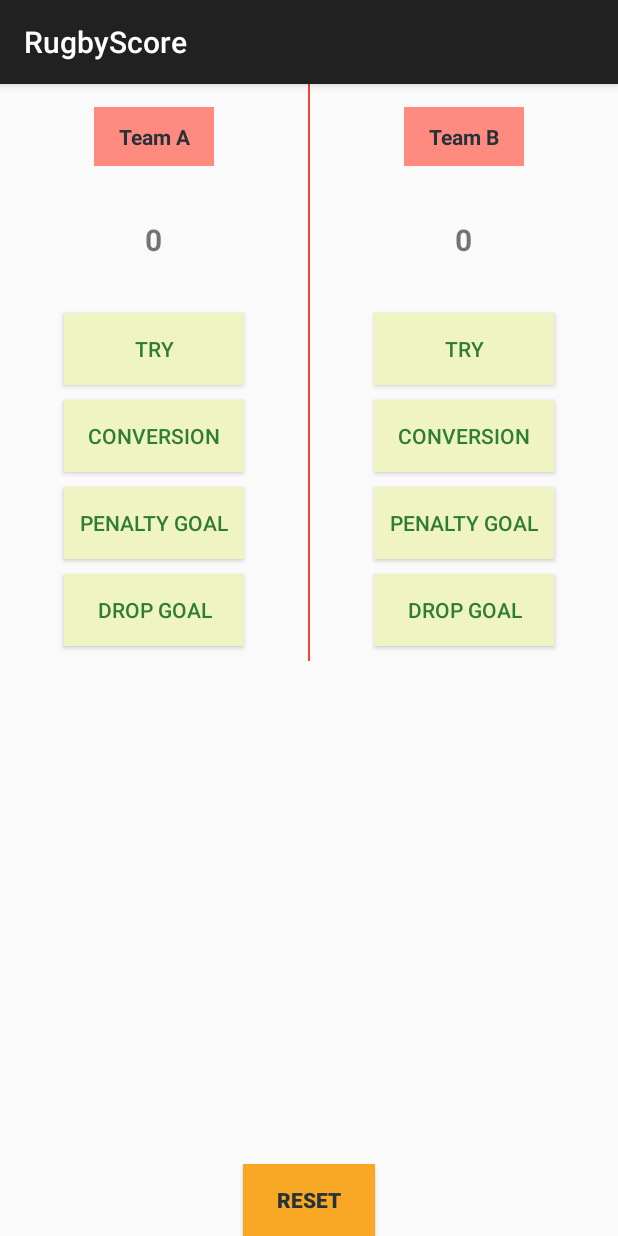
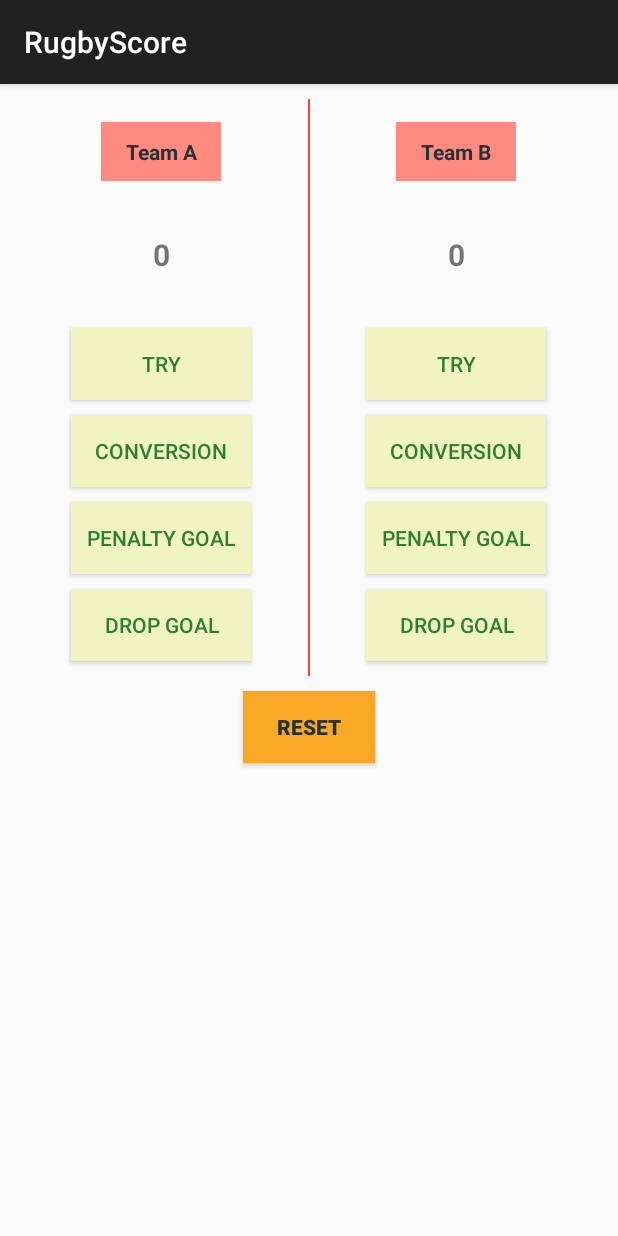
Before and after one commit to ionelah/RugbyScore, an Android app: the screen it shows after launch (MainActivity), on a phone screen of 412 x 824 dp. Run offline under Robolectric (Android 15) with nearby library versions, the phone set to English and light mode, and no system bars.

Commit message:
Implement ScrollView

```diff
--- a/app/src/main/res/layout/activity_main.xml
+++ b/app/src/main/res/layout/activity_main.xml
@@ -1,91 +1,23 @@
 <?xml version="1.0" encoding="utf-8"?>
-<RelativeLayout xmlns:android="http://schemas.android.com/apk/res/android"
+
+<ScrollView xmlns:android="http://schemas.android.com/apk/res/android"
+    android:layout_width="fill_parent"
+    android:layout_height="wrap_content"
     xmlns:tools="http://schemas.android.com/tools"
-    android:layout_width="match_parent"
-    android:layout_height="match_parent"
+    android:fillViewport="false"
     android:orientation="vertical"
+    android:padding="10dp"
     tools:context="com.example.android.rugbyscore.MainActivity">
 
     <LinearLayout
         android:layout_width="match_parent"
         android:layout_height="wrap_content"
-      android:orientation="horizontal">
+        android:orientation="vertical">
 
         <LinearLayout
+            android:layout_width="match_parent"
             android:layout_height="wrap_content"
-        android:layout_width="0dp"
-        android:layout_weight="1"
-        android:orientation="vertical">
-
-        <TextView
-            android:layout_width="@dimen/TxtViewSize"
-            android:layout_height="wrap_content"
-            android:layout_gravity="center_horizontal"
-            android:layout_marginTop="@dimen/TxtViewMargin"
-            android:paddingVertical="@dimen/TxtViewPad"
-            android:paddingBottom="@dimen/TxtViewPad"
-            android:layout_marginBottom="@dimen/TxtViewMargin"
-            android:text="@string/team_a"
-            android:textColor="@color/BtnTeamColor"
-            android:background="@color/BtnTeamBackGrnd"
-            android:textStyle="bold"
-            android:textAlignment="center"/>
-        <TextView
-            android:id="@+id/team_a_score"
-            android:layout_width="wrap_content"
-            android:layout_height="wrap_content"
-            android:layout_gravity="center_horizontal"
-            android:layout_marginBottom="@dimen/TxtViewMargin"
-            android:padding="20dp"
-            android:text="0"
-            android:textSize="20dp"
-            android:textStyle="bold"/>
-        <Button
-            android:layout_width="@dimen/BtnScoreSize"
-            android:layout_height="wrap_content"
-            android:layout_gravity="center_horizontal"
-            android:layout_marginBottom="@dimen/BtnSpace"
-            android:text="@string/BtnScoreTry"
-            android:onClick="tryA"
-            android:textColor="@color/BtnScoreTxtCol"
-            android:textAlignment="center"
-            android:background="@color/BtnScoreBckgCol"/>
-        <Button
-            android:layout_width="@dimen/BtnScoreSize"
-            android:layout_height="wrap_content"
-            android:layout_gravity="center_horizontal"
-            android:layout_marginBottom="@dimen/BtnSpace"
-            android:text="@string/BtnScoreConv"
-            android:onClick="conversionA"
-            android:textColor="@color/BtnScoreTxtCol"
-            android:textAlignment="center"
-            android:background="@color/BtnScoreBckgCol"/>
-        <Button
-            android:layout_width="@dimen/BtnScoreSize"
-            android:layout_height="wrap_content"
-            android:layout_gravity="center_horizontal"
-            android:layout_marginBottom="@dimen/BtnSpace"
-            android:text="@string/BtnScorePnlty"
-            android:onClick="penaltyA"
-            android:textColor="@color/BtnScoreTxtCol"
-            android:textAlignment="center"
-            android:background="@color/BtnScoreBckgCol"/>
-        <Button
-            android:layout_width="@dimen/BtnScoreSize"
-            android:layout_height="wrap_content"
-            android:layout_gravity="center_horizontal"
-            android:layout_marginBottom="@dimen/BtnSpace"
-            android:text="@string/BtnScoreDrpGol"
-            android:onClick="dropA"
-            android:textColor="@color/BtnScoreTxtCol"
-            android:textAlignment="center"
-            android:background="@color/BtnScoreBckgCol"/>
-    </LinearLayout>
-
-    <View
-        android:layout_width="1dp"
-        android:layout_height="match_parent"
-        android:background="@color/ColorView"/>
+            android:orientation="horizontal">
 
             <LinearLayout
                 android:layout_width="0dp"
@@ -97,15 +29,97 @@
                     android:layout_width="@dimen/TxtViewSize"
                     android:layout_height="wrap_content"
                     android:layout_gravity="center_horizontal"
+                    android:layout_marginBottom="@dimen/TxtViewMargin"
+                    android:layout_marginTop="@dimen/TxtViewMargin"
+                    android:background="@color/BtnTeamBackGrnd"
+                    android:paddingBottom="@dimen/TxtViewPad"
+                    android:paddingVertical="@dimen/TxtViewPad"
+                    android:text="@string/team_a"
+                    android:textAlignment="center"
+                    android:textColor="@color/BtnTeamColor"
+                    android:textStyle="bold" />
+
+                <TextView
+                    android:id="@+id/team_a_score"
+                    android:layout_width="wrap_content"
+                    android:layout_height="wrap_content"
+                    android:layout_gravity="center_horizontal"
+                    android:layout_marginBottom="@dimen/TxtViewMargin"
+                    android:padding="20dp"
+                    android:text="0"
+                    android:textSize="20dp"
+                    android:textStyle="bold" />
+
+                <Button
+                    android:layout_width="@dimen/BtnScoreSize"
+                    android:layout_height="wrap_content"
+                    android:layout_gravity="center_horizontal"
+                    android:layout_marginBottom="@dimen/BtnSpace"
+                    android:background="@color/BtnScoreBckgCol"
+                    android:onClick="tryA"
+                    android:text="@string/BtnScoreTry"
+                    android:textAlignment="center"
+                    android:textColor="@color/BtnScoreTxtCol" />
+
+                <Button
+                    android:layout_width="@dimen/BtnScoreSize"
+                    android:layout_height="wrap_content"
+                    android:layout_gravity="center_horizontal"
+                    android:layout_marginBottom="@dimen/BtnSpace"
+                    android:background="@color/BtnScoreBckgCol"
+                    android:onClick="conversionA"
+                    android:text="@string/BtnScoreConv"
+                    android:textAlignment="center"
+                    android:textColor="@color/BtnScoreTxtCol" />
+
+                <Button
+                    android:layout_width="@dimen/BtnScoreSize"
+                    android:layout_height="wrap_content"
+                    android:layout_gravity="center_horizontal"
+                    android:layout_marginBottom="@dimen/BtnSpace"
+                    android:background="@color/BtnScoreBckgCol"
+                    android:onClick="penaltyA"
+                    android:text="@string/BtnScorePnlty"
+                    android:textAlignment="center"
+                    android:textColor="@color/BtnScoreTxtCol" />
+
+                <Button
+                    android:layout_width="@dimen/BtnScoreSize"
+                    android:layout_height="wrap_content"
+                    android:layout_gravity="center_horizontal"
+                    android:layout_marginBottom="@dimen/BtnSpace"
+                    android:background="@color/BtnScoreBckgCol"
+                    android:onClick="dropA"
+                    android:text="@string/BtnScoreDrpGol"
+                    android:textAlignment="center"
+                    android:textColor="@color/BtnScoreTxtCol" />
+            </LinearLayout>
+
+            <View
+                android:layout_width="1dp"
+                android:layout_height="match_parent"
+                android:background="@color/ColorView" />
+
+            <LinearLayout
+                android:layout_width="0dp"
+                android:layout_height="wrap_content"
+                android:layout_weight="1"
+                android:orientation="vertical">
+
+                <TextView
+                    android:layout_width="@dimen/TxtViewSize"
+                    android:layout_height="wrap_content"
+                    android:layout_gravity="center_horizontal"
+                    android:layout_marginBottom="15dp"
                     android:layout_marginTop="15dp"
+                    android:background="@color/BtnTeamBackGrnd"
+                    android:paddingBottom="@dimen/BtnTeamPad"
                     android:paddingVertical="@dimen/BtnTeamPad"
-            android:paddingBottom="@dimen/BtnTeamPad"
-            android:layout_marginBottom="15dp"
                     android:text="@string/team_b"
+                    android:textAlignment="center"
                     android:textColor="@color/BtnTeamColor"
-            android:background="@color/BtnTeamBackGrnd"
-            android:textStyle="bold"
-            android:textAlignment="center"/>
+                    android:textStyle="bold" />
+
                 <TextView
                     android:id="@+id/team_b_score"
                     android:layout_width="wrap_content"
@@ -115,59 +129,65 @@
                     android:padding="20dp"
                     android:text="0"
                     android:textSize="20dp"
-            android:textStyle="bold"/>
+                    android:textStyle="bold" />
+
                 <Button
                     android:layout_width="@dimen/BtnScoreSize"
                     android:layout_height="wrap_content"
                     android:layout_gravity="center_horizontal"
                     android:layout_marginBottom="@dimen/BtnSpace"
+                    android:background="@color/BtnScoreBckgCol"
+                    android:onClick="tryB"
                     android:text="@string/BtnScoreTry"
-            android:onClick="tryB"
-            android:textColor="@color/BtnScoreTxtCol"
                     android:textAlignment="center"
-            android:background="@color/BtnScoreBckgCol"/>
+                    android:textColor="@color/BtnScoreTxtCol" />
+
                 <Button
                     android:layout_width="@dimen/BtnScoreSize"
                     android:layout_height="wrap_content"
                     android:layout_gravity="center_horizontal"
                     android:layout_marginBottom="@dimen/BtnSpace"
+                    android:background="@color/BtnScoreBckgCol"
+                    android:onClick="conversionB"
                     android:text="@string/BtnScoreConv"
-            android:onClick="conversionB"
-            android:textColor="@color/BtnScoreTxtCol"
                     android:textAlignment="center"
-            android:background="@color/BtnScoreBckgCol"/>
+                    android:textColor="@color/BtnScoreTxtCol" />
+
                 <Button
                     android:layout_width="@dimen/BtnScoreSize"
                     android:layout_height="wrap_content"
                     android:layout_gravity="center_horizontal"
                     android:layout_marginBottom="@dimen/BtnSpace"
+                    android:background="@color/BtnScoreBckgCol"
+                    android:onClick="penaltyB"
                     android:text="@string/BtnScorePnlty"
-            android:onClick="penaltyB"
-            android:textColor="@color/BtnScoreTxtCol"
                     android:textAlignment="center"
-            android:background="@color/BtnScoreBckgCol"/>
+                    android:textColor="@color/BtnScoreTxtCol" />
+
                 <Button
                     android:layout_width="@dimen/BtnScoreSize"
                     android:layout_height="wrap_content"
                     android:layout_gravity="center_horizontal"
                     android:layout_marginBottom="@dimen/BtnSpace"
+                    android:background="@color/BtnScoreBckgCol"
+                    android:onClick="dropB"
                     android:text="@string/BtnScoreDrpGol"
-            android:onClick="dropB"
-            android:textColor="@color/BtnScoreTxtCol"
                     android:textAlignment="center"
-            android:background="@color/BtnScoreBckgCol"/>
+                    android:textColor="@color/BtnScoreTxtCol" />
             </LinearLayout>
         </LinearLayout>
+
         <Button
             android:layout_width="wrap_content"
             android:layout_height="wrap_content"
-        android:layout_alignParentBottom="true"
-        android:layout_centerHorizontal="true"
-        android:padding="10dp"
-        android:text="reset"
+            android:layout_gravity="center_horizontal"
+            android:layout_marginBottom="@dimen/BtnSpace"
+            android:layout_marginTop="@dimen/BtnSpace"
+            android:background="@color/BtnRstBg"
             android:onClick="newgame"
+            android:padding="@dimen/BtnTeamPad"
+            android:text="@string/BtnRst"
             android:textColor="@color/BtnRstCol"
-        android:background="@color/BtnRstBg"
-        android:textStyle="bold"/>
-
-</RelativeLayout>
+            android:textStyle="bold" />
+    </LinearLayout>
+</ScrollView>
--- a/app/src/main/res/values/strings.xml
+++ b/app/src/main/res/values/strings.xml
@@ -6,4 +6,5 @@
     <string name="BtnScoreConv">Conversion</string>
     <string name="BtnScorePnlty">Penalty Goal</string>
     <string name="BtnScoreDrpGol">Drop Goal</string>
+    <string name="BtnRst">reset</string>
 </resources>
```
Also changed, not shown: 2 other files. Lines whose indentation alone changed are shown as unchanged.
